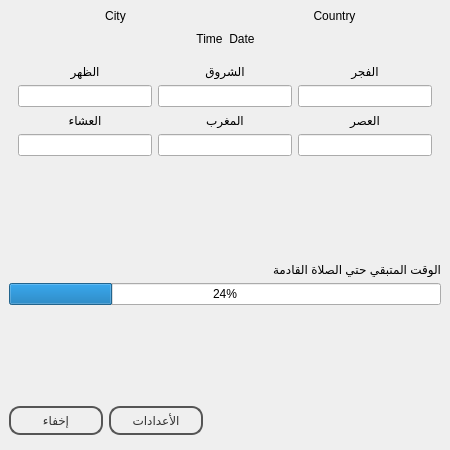
Above: ui/MainWindow.ui from a-atalla/azan before the change. Below: the same form after it.
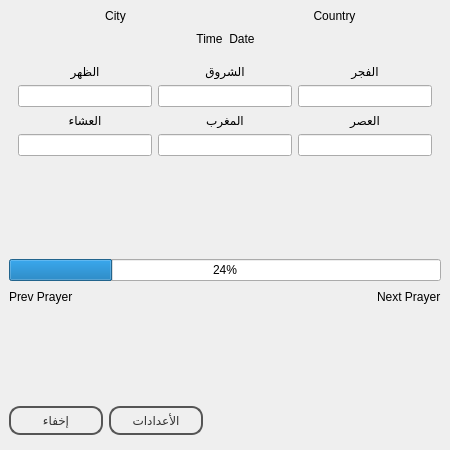
That is the form after the change. Icons and pictures are not drawn.

Commit message: Notify befor prayer with 5min , __init__ progressbar

```diff
--- a/ui/MainWindow.ui
+++ b/ui/MainWindow.ui
@@ -282,7 +282,7 @@
      </widget>
     </item>
     <item>
-     <layout class="QHBoxLayout" name="horizontalLayout">
+     <layout class="QHBoxLayout" name="horizontalLayout_3">
       <item>
        <layout class="QVBoxLayout" name="verticalLayout">
         <item>
@@ -298,16 +298,6 @@
           </property>
          </spacer>
         </item>
-        <item>
-         <widget class="QLabel" name="label">
-          <property name="layoutDirection">
-           <enum>Qt::RightToLeft</enum>
-          </property>
-          <property name="text">
-           <string>الوقت المتبقي حتي الصلاة القادمة</string>
-          </property>
-         </widget>
-        </item>
         <item>
          <widget class="QProgressBar" name="progressBar">
           <property name="value">
@@ -315,6 +305,46 @@
           </property>
          </widget>
         </item>
+        <item>
+         <layout class="QHBoxLayout" name="horizontalLayout">
+          <item>
+           <widget class="QLabel" name="lblPrevPrayer">
+            <property name="text">
+             <string>Prev Prayer</string>
+            </property>
+            <property name="textFormat">
+             <enum>Qt::AutoText</enum>
+            </property>
+           </widget>
+          </item>
+          <item>
+           <spacer name="horizontalSpacer_2">
+            <property name="orientation">
+             <enum>Qt::Horizontal</enum>
+            </property>
+            <property name="sizeHint" stdset="0">
+             <size>
+              <width>40</width>
+              <height>20</height>
+             </size>
+            </property>
+           </spacer>
+          </item>
+          <item>
+           <widget class="QLabel" name="lblNextPrayer">
+            <property name="layoutDirection">
+             <enum>Qt::RightToLeft</enum>
+            </property>
+            <property name="locale">
+             <locale language="Arabic" country="Egypt"/>
+            </property>
+            <property name="text">
+             <string>Next Prayer</string>
+            </property>
+           </widget>
+          </item>
+         </layout>
+        </item>
         <item>
          <spacer name="verticalSpacer">
           <property name="orientation">
```
The commit also changes 9 other files.
